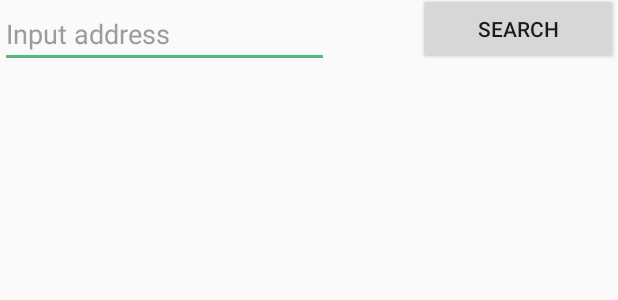
After one commit to shane424/Lab01, an Android app: the layout fragment_navigation.xml on its own in the app's theme, with its tools: preview values and no code run, on a phone screen of 412 x 824 dp. The commit adds this screen. Shown: the top 300 px of the screen. Run offline under Robolectric (Android 15) with nearby library versions, the phone set to English and light mode, and no system bars.

Commit message:
MFeature1
Added Navigation string in Strings.xml
Added Navigation fragment
Added fragment_navigation.xml
Added a testFragmentNames.add for Navigation.

```diff
--- /dev/null
+++ b/mapbox-android-sdk-legacy-mb-pages/MapboxAndroidSDKTestApp/src/main/res/layout/fragment_navigation.xml
@@ -0,0 +1,24 @@
+<?xml version="1.0" encoding="utf-8"?>
+<LinearLayout xmlns:android="http://schemas.android.com/apk/res/android"
+    android:orientation="vertical" android:layout_width="match_parent"
+    android:layout_height="match_parent"
+    android:weightSum="1"
+    android:id="@+id/SearchButton">
+
+    <EditText
+        android:layout_width="219dp"
+        android:layout_height="wrap_content"
+        android:id="@+id/InputAddress"
+        android:autoText="true"
+        android:text="Input address"
+        android:textColor="#9c9c9c" />
+
+    <Button
+        android:layout_width="133dp"
+        android:layout_height="wrap_content"
+        android:text="Search"
+        android:id="@+id/button"
+        android:layout_gravity="right"
+        android:layout_marginTop="-50dp" />
+
+</LinearLayout>
--- a/mapbox-android-sdk-legacy-mb-pages/MapboxAndroidSDKTestApp/src/main/res/values/strings.xml
+++ b/mapbox-android-sdk-legacy-mb-pages/MapboxAndroidSDKTestApp/src/main/res/values/strings.xml
@@ -2,6 +2,7 @@
 <resources>
 
     <string name="appName">Mapbox Android SDK Test App</string>
+    <string name="Navigation">Navigation</string>
     <string name="mainTestMap">Main Test Map</string>
     <string name="alternateTestMap">Alternate Test Map</string>
     <string name="markersTestMap">Markers Test</string>
```
Also changed, not shown: mapbox-android-sdk-legacy-mb-pages/MapboxAndroidSDKTestApp/src/main/java/com/mapbox/mapboxsdk/android/testapp/MainActivity.java (+24 -20 lines), mapbox-android-sdk-legacy-mb-pages/MapboxAndroidSDKTestApp/src/main/java/com/mapbox/mapboxsdk/android/testapp/NavigationFragment.java (added, +33 -0 lines).
